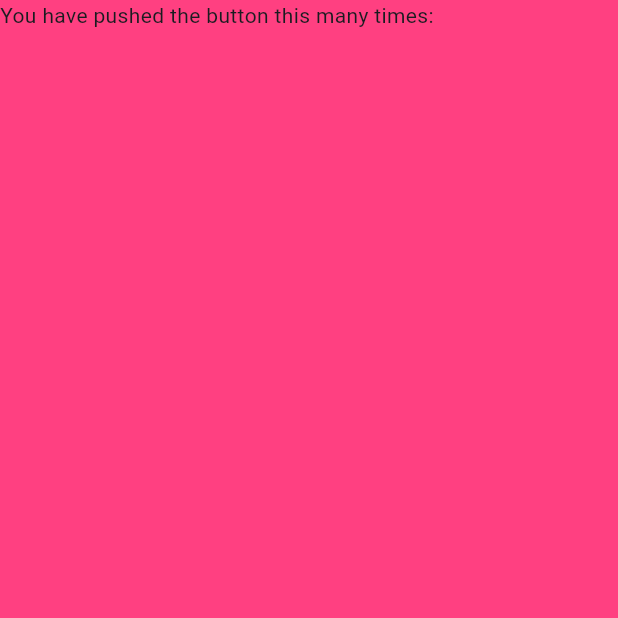
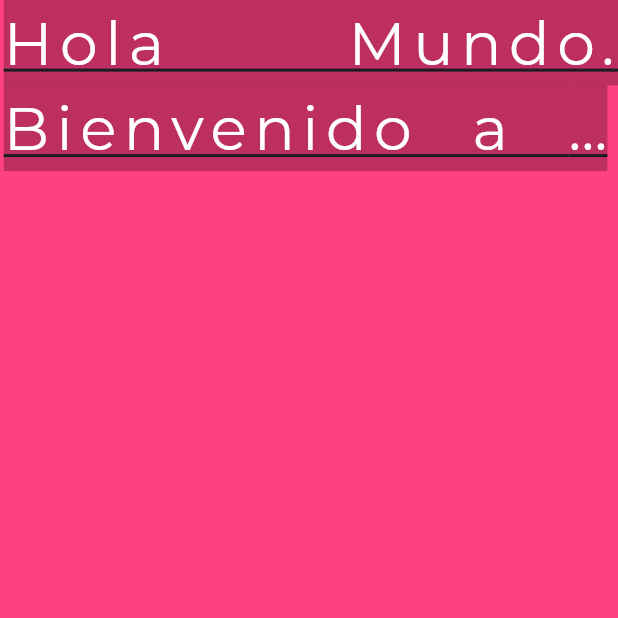
Before and after one commit to RonaldBecerra/flutter_my_first_app, a Flutter app: the screen it shows after launch, on a phone screen of 412 x 824 dp, the top half of it. Run offline on Flutter 3.47's test engine with Material 3 defaults, Android fonts, the phone set to English and light mode, and no system bars; project files that could hold a hidden picture were left out.

Commit message:
Hasta la clase 4 del módulo 2

```diff
--- a/lib/Pages/MyHomePage.dart
+++ b/lib/Pages/MyHomePage.dart
@@ -1,4 +1,6 @@
 import 'package:flutter/material.dart';
+
+import '../Widgets/MyText.dart';
 
 // Los comentarios originales de esto fueron dejados
 // en el archivo main.dart
@@ -24,9 +26,8 @@ class _MyHomePageState extends State<MyHomePage> {
     return Scaffold(
       backgroundColor: Colors.pinkAccent,
       body: SafeArea(
-        child: Text(
-        'You have pushed the button this many times:',
-      ),)
+        child: MyText(),
+      )
     );
   }
 }
--- /dev/null
+++ b/lib/Widgets/MyText.dart
@@ -0,0 +1,25 @@
+import 'package:flutter/material.dart';
+
+class MyText extends StatelessWidget{
+  @override
+  Widget build(BuildContext context) {
+    // TODO: implement build
+    return Text(
+      "Hola Mundo. Bienvenido a Código Facilito",
+      style: TextStyle(
+        color: Colors.white,
+        fontSize: 40,
+        //fontWeight: FontWeight.bold,
+        letterSpacing: 5,
+        wordSpacing: 20,
+        backgroundColor: Colors.black26,
+        fontFamily: "Montserrat",
+        decoration: TextDecoration.underline,
+      ),
+      textAlign: TextAlign.justify,
+      softWrap: true,
+      maxLines: 2,
+      overflow: TextOverflow.ellipsis,
+    );
+  }
+}
--- a/pubspec.yaml
+++ b/pubspec.yaml
@@ -74,7 +74,10 @@ flutter:
   # "family" key with the font family name, and a "fonts" key with a
   # list giving the asset and other descriptors for the font. For
   # example:
-  # fonts:
+  fonts:
+     - family: Montserrat
+       fonts:
+         - asset: assets/fonts/Montserrat-Regular.ttf
   #   - family: Schyler
   #     fonts:
   #       - asset: fonts/Schyler-Regular.ttf
```
Also changed, not shown: assets/fonts/Montserrat-Regular.ttf (added).
